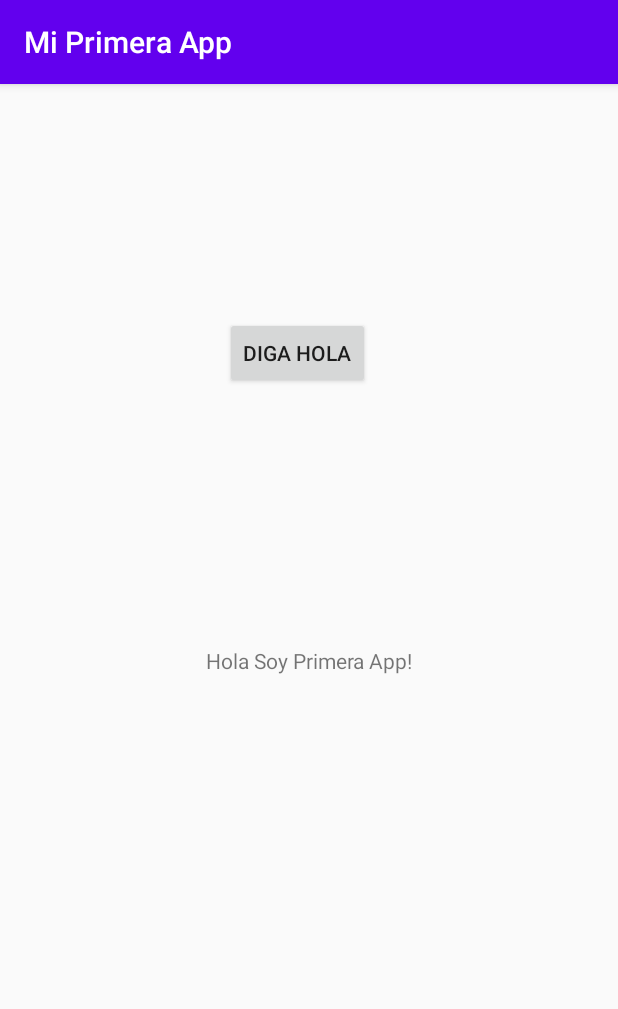
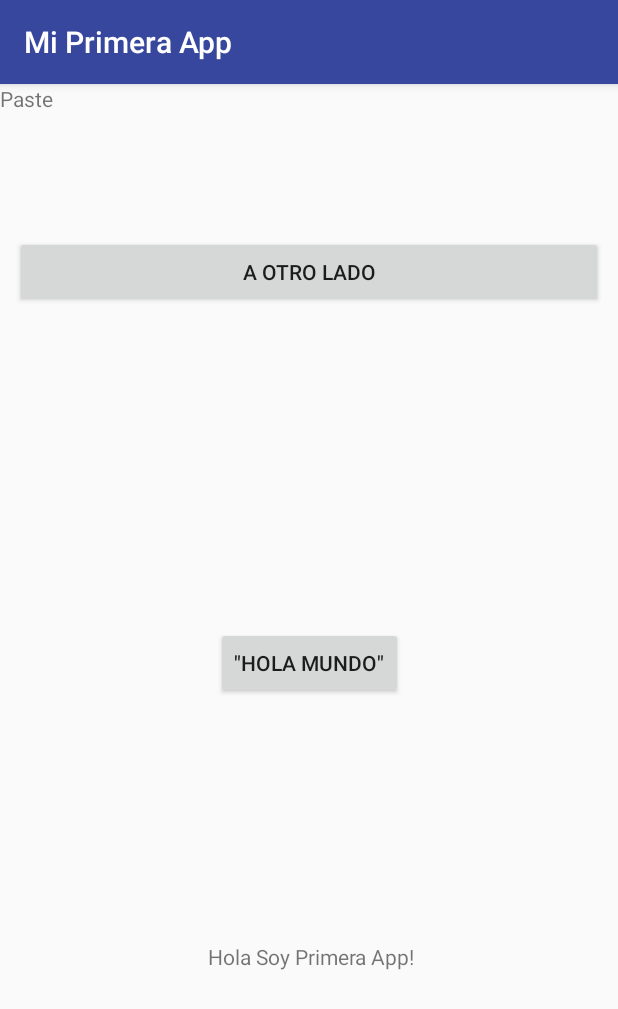
Before and after one commit to Ludwig88/DiploAndroid, an Android app: the screen it shows after launch (MainActivity), on a phone screen of 412 x 824 dp. Shown: the top 1009 px of the screen. Run offline under Robolectric (Android 15) with nearby library versions, the phone set to English and light mode, and no system bars.

Commit message:
Segunda clase, navegacion y envio de datos entre activities

```diff
--- a/MiPrimeraApp/app/src/main/AndroidManifest.xml
+++ b/MiPrimeraApp/app/src/main/AndroidManifest.xml
@@ -9,6 +9,8 @@
         android:roundIcon="@mipmap/ic_launcher_round"
         android:supportsRtl="true"
         android:theme="@style/AppTheme">
+        <activity android:name=".ThirdActivity"></activity>
+        <activity android:name=".SecondActivity" />
         <activity android:name=".MainActivity">
             <intent-filter>
                 <action android:name="android.intent.action.MAIN" />
--- a/MiPrimeraApp/app/src/main/res/layout/activity_main.xml
+++ b/MiPrimeraApp/app/src/main/res/layout/activity_main.xml
@@ -12,9 +12,11 @@
         android:layout_height="wrap_content"
         android:text="Hola Soy Primera App!"
         app:layout_constraintBottom_toBottomOf="parent"
+        app:layout_constraintHorizontal_bias="0.507"
         app:layout_constraintLeft_toLeftOf="parent"
         app:layout_constraintRight_toRightOf="parent"
-        app:layout_constraintTop_toTopOf="parent" />
+        app:layout_constraintTop_toTopOf="parent"
+        app:layout_constraintVertical_bias="0.764" />
 
     <Button
         android:id="@+id/button"
@@ -25,10 +27,36 @@
         android:layout_marginEnd="165dp"
         android:layout_marginBottom="162dp"
         android:onClick="onClick"
-        android:text="Diga Hola"
+        android:text="@string/TextWelcome"
         app:layout_constraintBottom_toTopOf="@+id/textView"
         app:layout_constraintEnd_toEndOf="parent"
+        app:layout_constraintHorizontal_bias="0.222"
         app:layout_constraintStart_toStartOf="parent"
-        app:layout_constraintTop_toTopOf="parent" />
+        app:layout_constraintTop_toTopOf="parent"
+        app:layout_constraintVertical_bias="1.0" />
+
+    <TextView
+        android:id="@+id/textView2"
+        android:layout_width="wrap_content"
+        android:layout_height="wrap_content"
+        android:text="@android:string/paste"
+        tools:layout_editor_absoluteX="187dp"
+        tools:layout_editor_absoluteY="38dp" />
+
+    <Button
+        android:id="@+id/button2"
+        android:layout_width="0dp"
+        android:layout_height="wrap_content"
+        android:layout_marginStart="10dp"
+        android:layout_marginTop="82dp"
+        android:layout_marginEnd="10dp"
+        android:layout_marginBottom="101dp"
+        android:onClick="onAnotherClick"
+        android:text="A otro lado"
+        app:layout_constraintBottom_toTopOf="@+id/button"
+        app:layout_constraintEnd_toEndOf="parent"
+        app:layout_constraintStart_toStartOf="parent"
+        app:layout_constraintTop_toBottomOf="@+id/textView2"
+        app:layout_constraintVertical_bias="0.0" />
 
 </androidx.constraintlayout.widget.ConstraintLayout>
--- a/MiPrimeraApp/app/src/main/res/values/colors.xml
+++ b/MiPrimeraApp/app/src/main/res/values/colors.xml
@@ -1,6 +1,6 @@
 <?xml version="1.0" encoding="utf-8"?>
 <resources>
-    <color name="colorPrimary">#6200EE</color>
+    <color name="colorPrimary">#37479D</color>
     <color name="colorPrimaryDark">#3700B3</color>
     <color name="colorAccent">#03DAC5</color>
 </resources>
--- a/MiPrimeraApp/app/src/main/res/values/strings.xml
+++ b/MiPrimeraApp/app/src/main/res/values/strings.xml
@@ -1,3 +1,4 @@
 <resources>
     <string name="app_name">Mi Primera App</string>
+    <string name="TextWelcome">\"HOLA MUNDO\"</string>
 </resources>
```
Also changed, not shown: MiPrimeraApp/app/src/main/java/com/example/miprimeraapp/MainActivity.java (+21 -1 lines), MiPrimeraApp/app/src/main/java/com/example/miprimeraapp/SecondActivity.java (added, +20 -0 lines), MiPrimeraApp/app/src/main/java/com/example/miprimeraapp/ThirdActivity.java (added, +23 -0 lines), MiPrimeraApp/app/src/main/res/layout/activity_second.xml (added, +23 -0 lines), MiPrimeraApp/app/src/main/res/layout/activity_third.xml (added, +24 -0 lines).
